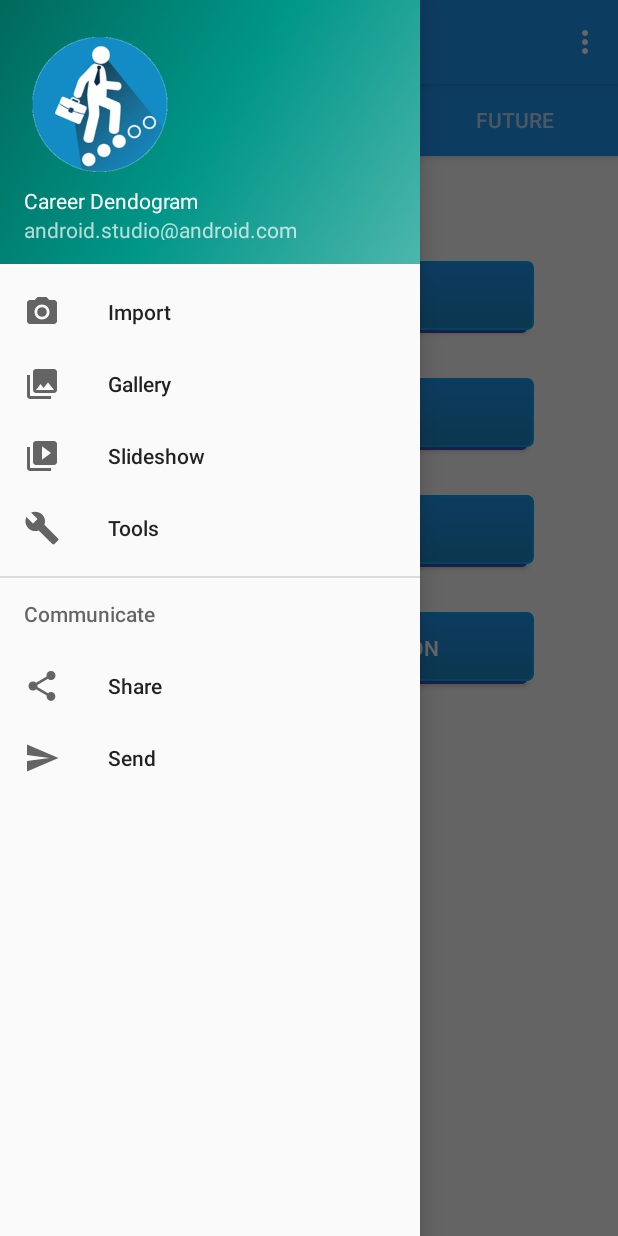
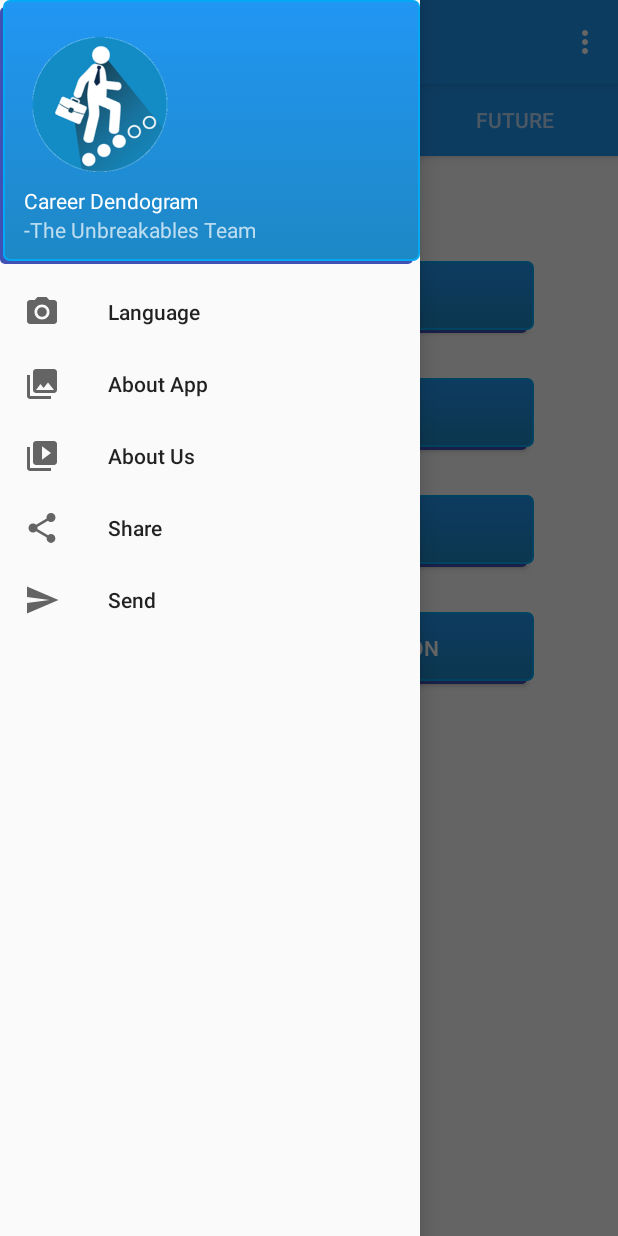
Before and after one commit to SurejaHit/Career_guidance_app, an Android app: the MainActivity screen opened directly, with no data from a screen before it, with the side drawer open, on a phone screen of 412 x 824 dp. Run offline under Robolectric (Android 15) with nearby library versions, the phone set to English and light mode, and no system bars.

Commit message:
Main Activity Last Push

```diff
--- a/app/src/main/res/layout/nav_header_main.xml
+++ b/app/src/main/res/layout/nav_header_main.xml
@@ -3,7 +3,7 @@
     xmlns:app="http://schemas.android.com/apk/res-auto"
     android:layout_width="match_parent"
     android:layout_height="@dimen/nav_header_height"
-    android:background="@drawable/side_nav_bar"
+    android:background="@drawable/button_selector"
     android:gravity="bottom"
     android:orientation="vertical"
     android:paddingBottom="@dimen/activity_vertical_margin"
@@ -30,6 +30,6 @@
         android:id="@+id/textView"
         android:layout_width="wrap_content"
         android:layout_height="wrap_content"
-        android:text="android.studio@android.com" />
+        android:text="-The Unbreakables Team" />
 
 </LinearLayout>
--- a/app/src/main/res/menu/activity_main_drawer.xml
+++ b/app/src/main/res/menu/activity_main_drawer.xml
@@ -5,25 +5,18 @@
 
     <group android:checkableBehavior="single">
         <item
-            android:id="@+id/nav_camera"
+            android:id="@+id/language"
             android:icon="@drawable/ic_menu_camera"
-            android:title="Import" />
+            android:title="Language" />
         <item
-            android:id="@+id/nav_gallery"
+            android:id="@+id/aboutapp"
             android:icon="@drawable/ic_menu_gallery"
-            android:title="Gallery" />
+            android:title="About App" />
         <item
-            android:id="@+id/nav_slideshow"
+            android:id="@+id/aboutus"
             android:icon="@drawable/ic_menu_slideshow"
-            android:title="Slideshow" />
-        <item
-            android:id="@+id/nav_manage"
-            android:icon="@drawable/ic_menu_manage"
-            android:title="Tools" />
-    </group>
+            android:title="About Us" />
 
-    <item android:title="Communicate">
-        <menu>
             <item
                 android:id="@+id/nav_share"
                 android:icon="@drawable/ic_menu_share"
@@ -32,7 +25,7 @@
                 android:id="@+id/nav_send"
                 android:icon="@drawable/ic_menu_send"
                 android:title="Send" />
-        </menu>
-    </item>
+    </group>
 
-</menu>
+
+    </menu>
```
Also changed, not shown: app/src/main/java/com/example/surejahit/career_guidance_app/MainActivity.java (+8 -7 lines), app/src/main/res/drawable/aboutapp.png (added), app/src/main/res/drawable/aboutus.png (added), app/src/main/res/drawable/language.jpg (added).
